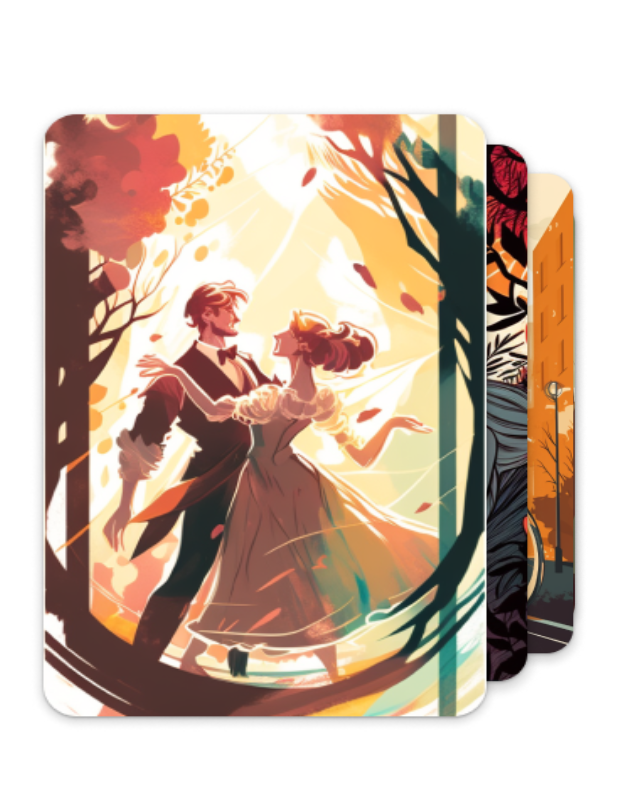
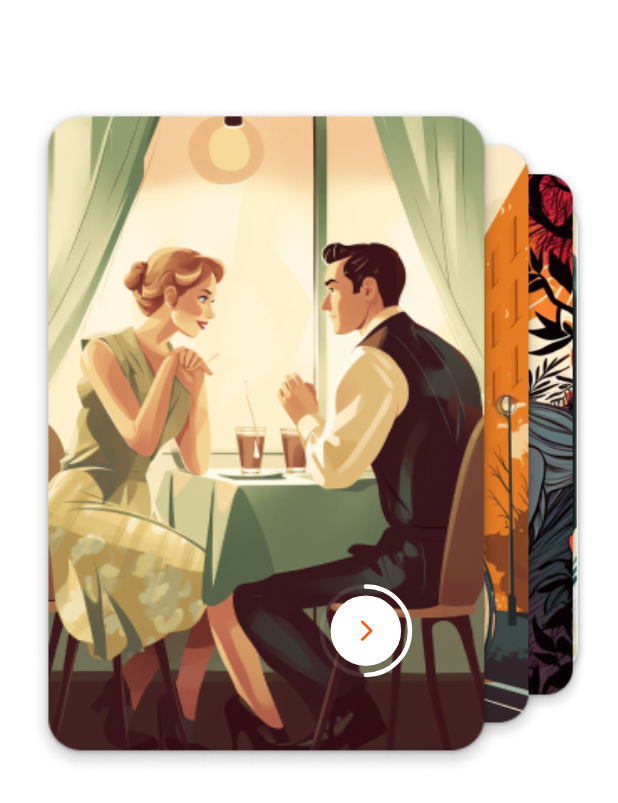
Before and after one commit to jadhavdurgesh/pillowtalk, a Flutter app: the ExperimentScreen screen opened directly, on a phone screen of 412 x 824 dp. Shown: the top 803 px of the screen. Run offline on Flutter 3.47's test engine with Material 2 defaults, Android fonts, the light colour scheme and no system bars; our stand-ins replace card_swiper, expandable_page_view, flutter_svg, get, google_fonts, velocity_x.

Commit message:
Carousel in experiment screen

```diff
--- a/lib/constants/lists.dart
+++ b/lib/constants/lists.dart
@@ -8,10 +8,10 @@ final urlImages = [
 ];
 
 const cardImagesList = [
+  icCard4,
+  icCard3,
+  icCard2,
   icCard1,
-  icCard2,
-  icCard3,
-  icCard4,
 ];
 
 const cardStringsList = [
--- a/lib/main.dart
+++ b/lib/main.dart
@@ -7,6 +7,7 @@ import 'package:pillowtalk/views/payment_screen.dart';
 import 'package:pillowtalk/views/splash_screen.dart';
 
 import 'constants/lists.dart';
+import 'views/experiment/experiment_three.dart';
 import 'views/onboarding/onboarding_screen.dart';
 
 late Size mq;
@@ -44,7 +45,7 @@ class _MyAppState extends State<MyApp> {
         scaffoldBackgroundColor: backgroundColor,
         colorScheme: ColorScheme.fromSeed(seedColor: secondaryColor),
       ),
-      home: const ExperimentScreen(),
+      home: const ExperimentThree(),
     );
   }
 }
--- a/lib/views/experiment/experiment_2.dart
+++ b/lib/views/experiment/experiment_2.dart
@@ -1,6 +1,11 @@
+// ignore_for_file: public_member_api_docs, sort_constructors_first
 import 'dart:math';
 
 import 'package:flutter/material.dart';
+import 'package:flutter_svg/svg.dart';
+import 'package:get/get.dart';
+import 'package:get/get_core/get_core.dart';
+
 import 'package:pillowtalk/constants/colors.dart';
 import 'package:pillowtalk/constants/lists.dart';
 
@@ -8,11 +13,16 @@ class CardScrollWidget extends StatelessWidget {
   var currentPage;
   var padding = 20.0;
   var verticalInsets = 20.0;
-  CardScrollWidget({super.key, this.currentPage});
+  PageController controller;
+  CardScrollWidget({
+    Key? key,
+    required this.currentPage,
+    required this.controller,
+  }) : super(key: key);
 
   @override
   Widget build(BuildContext context) {
-    var cardAspectRatio = 12.0 / 16.0;
+    var cardAspectRatio = 12.0 / 17.0;
     var widgetAspectRatio = cardAspectRatio * 1.2;
     return AspectRatio(
       aspectRatio: widgetAspectRatio,
@@ -44,19 +54,46 @@ class CardScrollWidget extends StatelessWidget {
               top: padding + verticalInsets * max(-delta, 0.0),
               bottom: padding + verticalInsets * max(-delta, 0.0),
               start: start,
-               textDirection: TextDirection.rtl,
-               child: Container(
+              textDirection: TextDirection.rtl,
+              child: Container(
                 // color: secondaryColor,
                 child: AspectRatio(
                   aspectRatio: cardAspectRatio,
                   child: Stack(
                     fit: StackFit.expand,
                     children: [
-                      Image.asset(cardImagesList[i], fit: BoxFit.fill,)
+                      Image.asset(
+                        cardImagesList[i],
+                        fit: BoxFit.fill,
+                      ),
+                      Align(
+                        alignment: Alignment.bottomRight,
+                        child: GestureDetector(
+                          onTap: () {
+                            controller.nextPage(
+                                duration: const Duration(seconds: 1),
+                                curve: Curves.easeInOut);
+                          },
+                          child: Container(
+                            padding:
+                                const EdgeInsets.only(right: 50, bottom: 50),
+                            // color: secondaryColor,
+                            child: SvgPicture.asset(
+                              'assets/icons/cardbutton.svg',
+                              width: MediaQuery.of(context).size.width * 0.2,
+                            ),
+                          ),
+                        ),
+                        // child: FloatingActionButton(onPressed: () {
+                        //   controller.nextPage(duration: const Duration(seconds: 1), curve: Curves.easeInOut);
+
+                        // },),
+                      )
+                      // Positioned(child: Container(height: 10,width: 10, color: Colors.,))
                     ],
                   ),
                 ),
-               ),
+              ),
             );
             cardList.add(cardItem);
           }
--- a/lib/views/experiment/experiment_screen.dart
+++ b/lib/views/experiment/experiment_screen.dart
@@ -1,9 +1,9 @@
+import 'dart:math';
 
 import 'package:flutter/material.dart';
+import 'package:flutter_svg/svg.dart';
 import 'package:pillowtalk/constants/lists.dart';
 import 'package:velocity_x/velocity_x.dart';
-
-import 'experiment_2.dart';
 
 class ExperimentScreen extends StatefulWidget {
   const ExperimentScreen({super.key});
@@ -15,12 +15,12 @@ class ExperimentScreen extends StatefulWidget {
 class _ExperimentScreenState extends State<ExperimentScreen> {
   var currentPage = cardImagesList.length - 1.0;
 
+    PageController controller = PageController(initialPage: cardImagesList.length - 1);
   get child => null;
   @override
   Widget build(BuildContext context) {
-    PageController controller =
-        PageController(initialPage: cardImagesList.length - 1);
     controller.addListener(() {
+      print("trigger");
       setState(() {
         currentPage = controller.page!;
       });
@@ -33,14 +33,15 @@ class _ExperimentScreenState extends State<ExperimentScreen> {
           50.heightBox,
           Stack(
             children: [
-              CardScrollWidget(currentPage: currentPage),
+              CardScrollWidget(currentPage: currentPage, controller: controller,),
               Positioned.fill(
                   child: PageView.builder(
                 itemCount: cardImagesList.length,
                 controller: controller,
                 reverse: true,
                 itemBuilder: (context, index) {
-                  return Container();
+                  return Container(
+                      );
                 },
               ))
             ],
@@ -50,3 +51,108 @@ class _ExperimentScreenState extends State<ExperimentScreen> {
     );
   }
 }
+
+class CardScrollWidget extends StatefulWidget {
+  var currentPage;
+  PageController controller;
+  CardScrollWidget({
+    Key? key,
+    required this.currentPage,
+    required this.controller,
+  }) : super(key: key);
+
+  @override
+  State<CardScrollWidget> createState() => _CardScrollWidgetState();
+}
+
+class _CardScrollWidgetState extends State<CardScrollWidget> {
+  var padding = 20.0;
+
+  var verticalInsets = 20.0;
+
+  @override
+  Widget build(BuildContext context) {
+    var cardAspectRatio = 12.0 / 17.0;
+    var widgetAspectRatio = cardAspectRatio * 1.2;
+    return AspectRatio(
+      aspectRatio: widgetAspectRatio,
+      child: LayoutBuilder(
+        builder: (BuildContext context, BoxConstraints constraints) {
+          var height = constraints.maxHeight;
+          var width = constraints.maxWidth;
+
+          var safeWidth = width - 2 * padding;
+          var safeHeight = height - 2 * padding;
+
+          var heightOfPrimaryCard = safeHeight;
+          var widthOfPrimaryCard = heightOfPrimaryCard * cardAspectRatio;
+
+          var primaryCardLeft = safeWidth - widthOfPrimaryCard;
+          var horizontalInset = primaryCardLeft / 2;
+
+          List<Widget> cardList = [];
+
+          for (var i = 0; i < cardImagesList.length; i++) {
+            var delta = i - widget.currentPage;
+            bool isOnRight = delta > 0;
+            var start = padding +
+                max(
+                    primaryCardLeft -
+                        horizontalInset * -delta * (isOnRight ? 15 : 1),
+                    0.0);
+            var cardItem = Positioned.directional(
+              top: padding + verticalInsets * max(-delta, 0.0),
+              bottom: padding + verticalInsets * max(-delta, 0.0),
+              start: start,
+              textDirection: TextDirection.rtl,
+              child: Container(
+                // color: secondaryColor,
+                child: AspectRatio(
+                  aspectRatio: cardAspectRatio,
+                  child: Stack(
+                    fit: StackFit.expand,
+                    children: [
+                      Image.asset(
+                        cardImagesList[i],
+                        fit: BoxFit.fill,
+                      ),
+                      Align(
+                        alignment: Alignment.bottomRight,
+                        child: GestureDetector(
+                          onTap: () {
+                            print("YOOOOOOO");
+                            widget.controller.nextPage(
+                                duration: const Duration(seconds: 1),
+                                curve: Curves.easeInOut);
+                          },
+                          child: Container(
+                            padding:
+                                const EdgeInsets.only(right: 50, bottom: 50),
+                            // color: secondaryColor,
+                            child: SvgPicture.asset(
+                              'assets/icons/cardbutton.svg',
+                              width: MediaQuery.of(context).size.width * 0.2,
+                            ),
+                          ),
+                        ),
+                        // child: FloatingActionButton(onPressed: () {
+                        //   controller.nextPage(duration: const Duration(seconds: 1), curve: Curves.easeInOut);
+
+                        // },),
+                      )
+                      // Positioned(child: Container(height: 10,width: 10, color: Colors.,))
+                    ],
+                  ),
+                ),
+              ),
+            );
+            cardList.add(cardItem);
+          }
+          return Stack(
+            children: cardList,
+          );
+        },
+      ),
+    );
+  }
+}
--- a/pubspec.yaml
+++ b/pubspec.yaml
@@ -29,6 +29,7 @@ environment:
 # versions available, run `flutter pub outdated`.
 dependencies:
   cached_network_image: ^3.2.3
+  card_swiper: ^3.0.1
   carousel_slider: ^4.2.1
   cupertino_icons: ^1.0.2
   expandable_page_view: ^1.0.17
```
Also changed, not shown: lib/views/experiment/experiment_three.dart (added, +47 -0 lines), assets/icons/cardbutton.svg (added), pubspec.lock.
